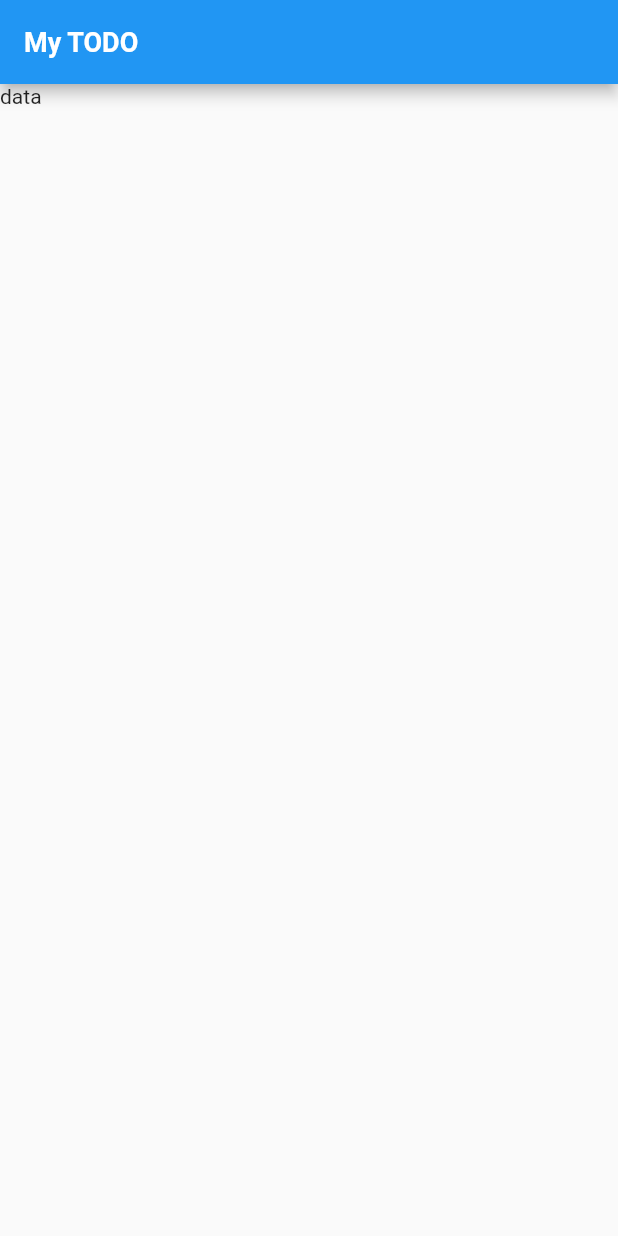
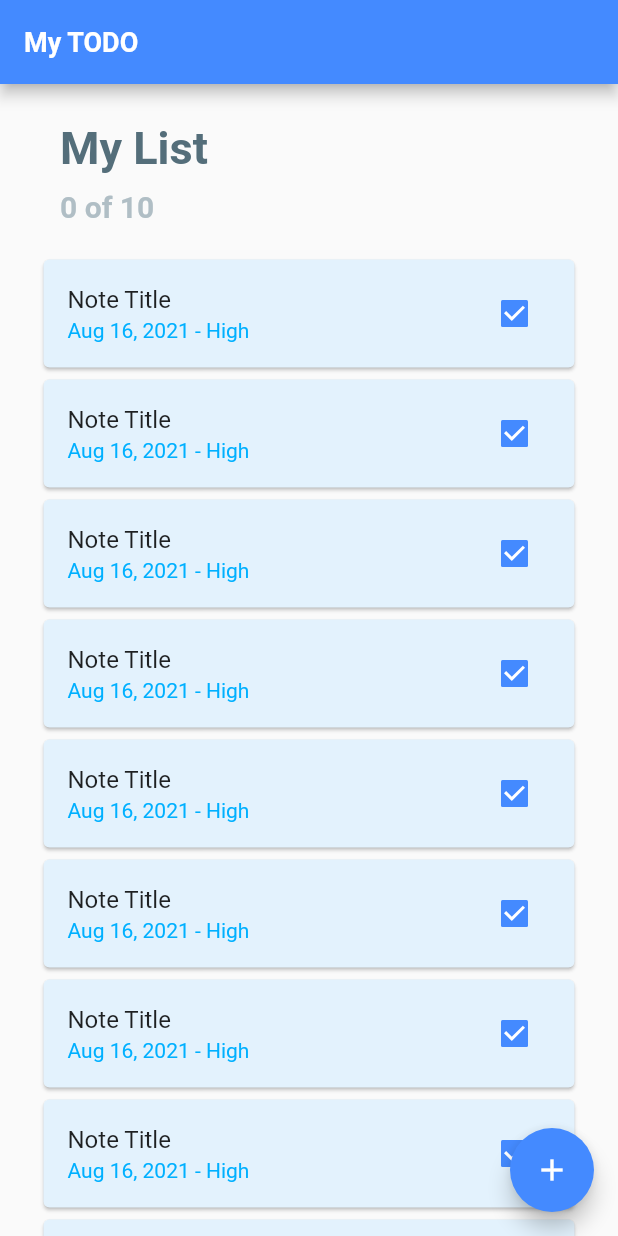
Before and after one commit to cyruskigo30/todolist, a Flutter app: the screen it shows after launch, on a phone screen of 412 x 824 dp. Run offline on Flutter 3.47's test engine with Material 2 defaults, Android fonts, the phone set to English and light mode, and no system bars; our stand-ins replace sqflite; accounts and stored records are empty; Roboto replaces fonts that are missing (Poppins).

Commit message:
Add screens page

```diff
--- a/lib/main.dart
+++ b/lib/main.dart
@@ -1,39 +1,23 @@
+import 'package:sqflite/sqflite.dart';
 import 'package:flutter/material.dart';
+import 'screens/home_screen.dart';
 
 void main() {
-  runApp(const MyApp());
+  runApp(const TodoApp());
 }
 
-class MyApp extends StatelessWidget {
-  const MyApp({Key? key}) : super(key: key);
+class TodoApp extends StatelessWidget {
+  const TodoApp({Key? key}) : super(key: key);
 
   @override
   Widget build(BuildContext context) {
     return MaterialApp(
       debugShowCheckedModeBanner: false,
-      title: 'Flutter Demo',
+      title: 'My TODO',
       theme: ThemeData(
         primarySwatch: Colors.blue,
       ),
-      home: Scaffold(
-        appBar: AppBar(
-          title: const Text(
-            'My TODO',
-            style: TextStyle(
-              fontSize: 18,
-              fontWeight: FontWeight.bold,
-              fontFamily: 'Poppins',
-            ),
-          ),
-        ),
-        body: SafeArea(
-          child: Column(
-            children: const [
-              Text('data'),
-            ],
-          ),
-        ),
-      ),
+      home: const HomeScreen(),
     );
   }
 }
--- /dev/null
+++ b/lib/screens/home_screen.dart
@@ -0,0 +1,100 @@
+import 'package:flutter/material.dart';
+
+class HomeScreen extends StatefulWidget {
+  const HomeScreen({Key? key}) : super(key: key);
+
+  @override
+  _HomeScreenState createState() => _HomeScreenState();
+}
+
+class _HomeScreenState extends State<HomeScreen> {
+  Widget _buidNote(int index) {
+    return Padding(
+      padding: const EdgeInsets.symmetric(horizontal: 25),
+      child: Column(
+        children: [
+          Card(
+            color: Colors.blue[50],
+            child: ListTile(
+              title: const Text('Note Title'),
+              subtitle: Text(
+                'Aug 16, 2021 - High',
+                style: TextStyle(color: Colors.lightBlueAccent.shade400),
+              ),
+              trailing: Checkbox(
+                onChanged: (value) {
+                  print(value);
+                },
+                activeColor: Colors.blueAccent,
+                value: true,
+              ),
+            ),
+          ),
+          // const Divider(height: 2)
+        ],
+      ),
+    );
+  }
+
+  @override
+  Widget build(BuildContext context) {
+    return Scaffold(
+      appBar: AppBar(
+        backgroundColor: Colors.blueAccent,
+        title: const Text(
+          'My TODO',
+          style: TextStyle(
+            fontSize: 18,
+            fontWeight: FontWeight.bold,
+            color: Colors.white,
+          ),
+        ),
+      ),
+      floatingActionButton: FloatingActionButton(
+        backgroundColor: Colors.blueAccent,
+        onPressed: () {},
+        child: const Icon(
+          Icons.add,
+          color: Colors.white,
+        ),
+      ),
+      body: SafeArea(
+        child: ListView.builder(
+          padding: const EdgeInsets.symmetric(vertical: 5),
+          itemCount: 10,
+          itemBuilder: (BuildContext context, int index) {
+            if (index == 0) {
+              return Padding(
+                padding: const EdgeInsets.symmetric(
+                    horizontal: 40.0, vertical: 20.0),
+                child: Column(
+                  crossAxisAlignment: CrossAxisAlignment.start,
+                  children: [
+                    Text(
+                      'My List',
+                      style: TextStyle(
+                        fontSize: 30,
+                        fontWeight: FontWeight.bold,
+                        color: Colors.blueGrey[600],
+                      ),
+                    ),
+                    const SizedBox(height: 10),
+                    Text(
+                      '0 of 10',
+                      style: TextStyle(
+                        fontSize: 20,
+                        fontWeight: FontWeight.w600,
+                        color: Colors.blueGrey[200],
+                      ),
+                    ),
+                  ],
+                ),
+              );
+            }
+            return _buidNote(index);
+          },
+        ),
+      ),
+    );
+  }
+}
```
Also changed, not shown: lib/home_screen.dart (deleted), pubspec.lock, 2 other files.
